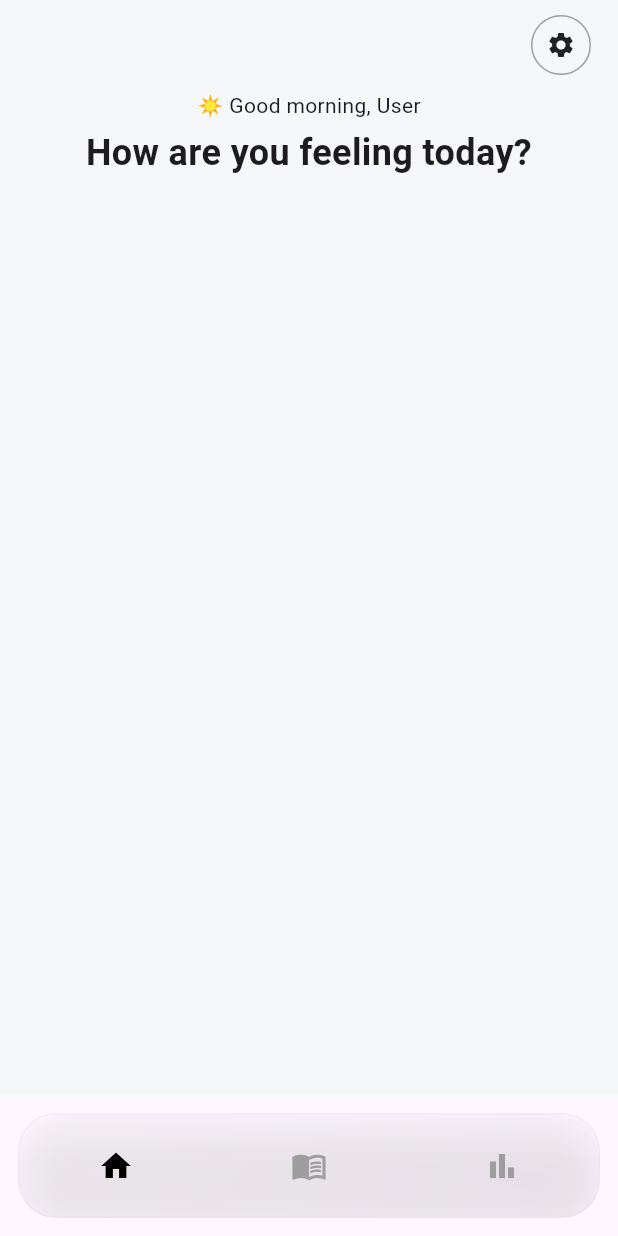
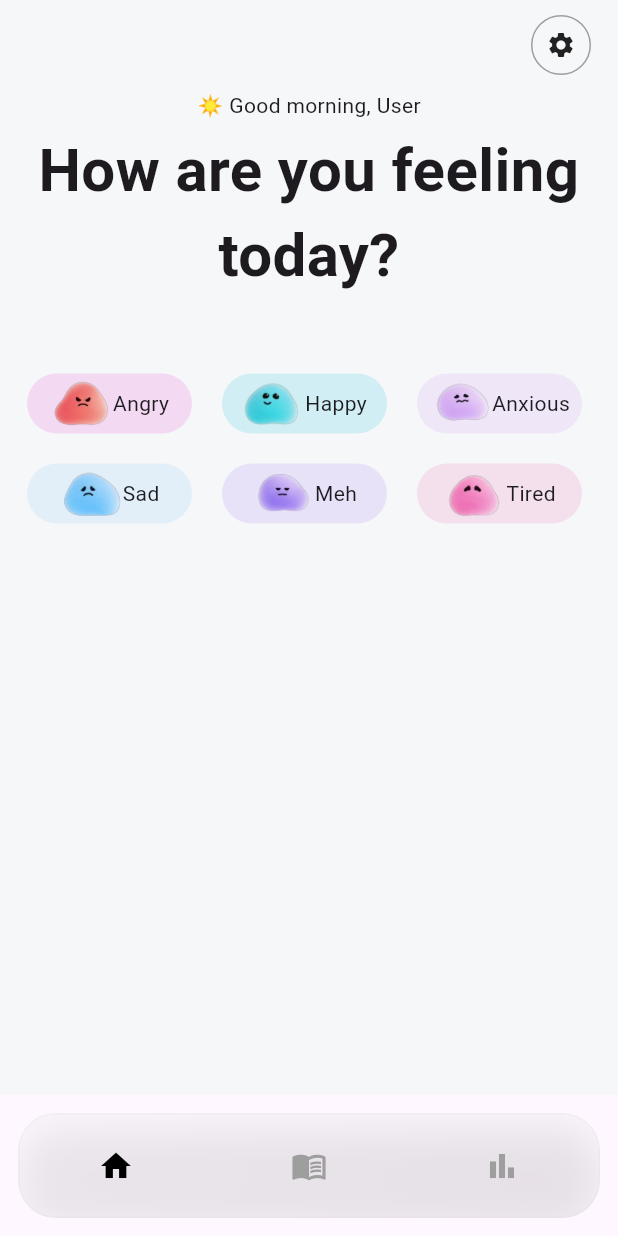
Before and after one commit to zela-Tech/Innerscape, a Flutter app: the screen it shows once a user with an empty profile is signed in, on a phone screen of 412 x 824 dp. Run offline on Flutter 3.47's test engine with Material 3 defaults, Android fonts, the phone set to English and light mode, and no system bars; our stand-ins replace cloud_firestore, firebase_auth, firebase_core; accounts and stored records are empty.

Commit message:
feat: add mood selector cards

```diff
--- a/lib/screens/home_screen.dart
+++ b/lib/screens/home_screen.dart
@@ -15,6 +15,15 @@ class HomeScreen extends StatelessWidget {
       return "🌘 Good evening, User";
     }
   }
+  final List<Map<String, dynamic>> moods = const [
+    {"image": "assets/images/angry.png", "label": "Angry", "color": Color.fromRGBO(235, 98, 218, 1)},
+    {"image": "assets/images/happy.png", "label": "Happy", "color": Color.fromRGBO(58,203, 218, 1)},
+    {"image": "assets/images/anxious.png", "label": "Anxious", "color": Color.fromRGBO(211, 169, 241, 1)},
+    {"image": "assets/images/sad.png", "label": "Sad", "color": Color.fromRGBO(145, 207, 251, 1)},
+    {"image": "assets/images/meh.png", "label": "Meh", "color": Color.fromRGBO(171, 144, 242, 1)},
+    {"image": "assets/images/tired.png", "label": "Tired", "color": Color.fromRGBO(237, 126, 188
+    , 1)},
+  ];
 
   @override
   Widget build(BuildContext context) {
@@ -74,7 +83,7 @@ class HomeScreen extends StatelessWidget {
                       "How are you feeling today?",
                       textAlign: TextAlign.center,
                       style: TextStyle(
-                        fontSize: 24,
+                        fontSize: 40,
                         fontWeight: FontWeight.bold,
                       ),
                     ),
@@ -82,11 +91,51 @@ class HomeScreen extends StatelessWidget {
                 ),
               ),
 
-              const SizedBox(height: 20),
+              const SizedBox(height: 50),
+              Wrap(
+                spacing: 20,
+                runSpacing: 20,
+                children: moods.map((m) {
+                  return GestureDetector(
+                    onTap: () {
+                      // future: Firebase / state update
+                    },
+                    child: _moodCard(
+                      m["image"] as String,
+                      m["label"] as String,
+                      m["color"] as Color,
+                    ),
+                  );
+                }).toList(),
+              ),
+
             ],
           ),
         ),
       ),
     );
   }
+
+  Widget _moodCard(String imagePath, String label, Color color) {
+    return Container(
+      width: 110,
+      height: 40,
+      decoration: BoxDecoration(
+        color: color.withOpacity(0.2),
+        borderRadius: BorderRadius.circular(30),
+      ),
+      child: Row(
+        mainAxisAlignment: MainAxisAlignment.center,
+        children: [
+          Image.asset(
+            imagePath,
+            width: 42,
+            height: 33,
+            fit: BoxFit.contain,
+          ),
+          Text(label),
+        ],
+      ),
+    );
+  }
 }
```
